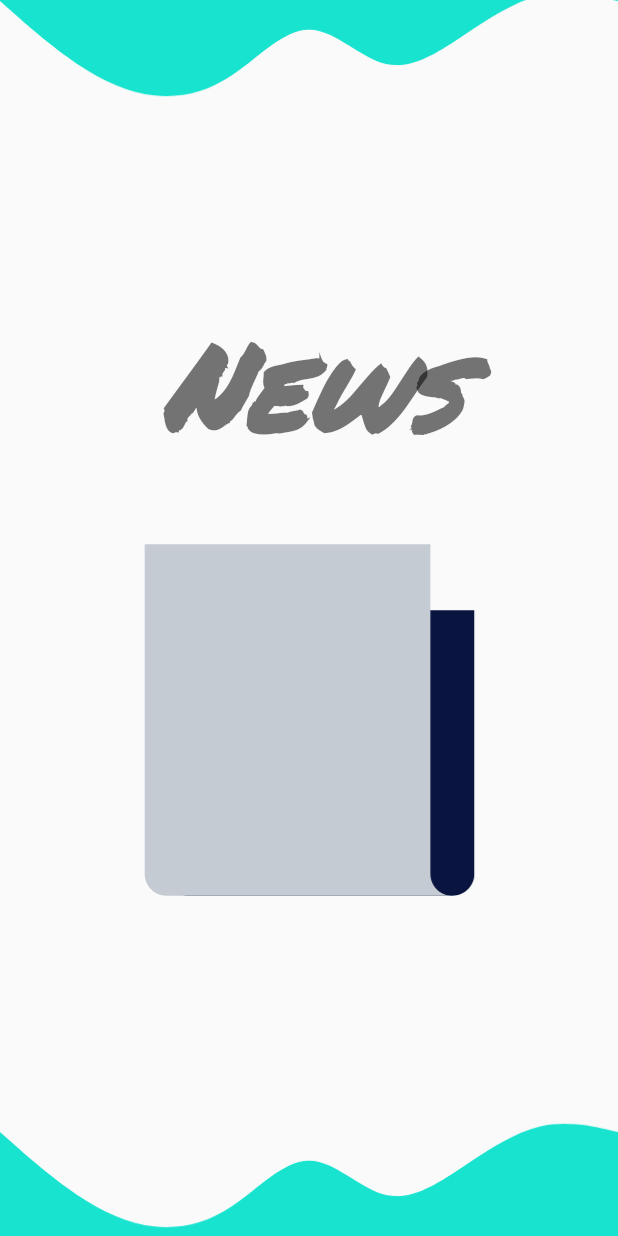
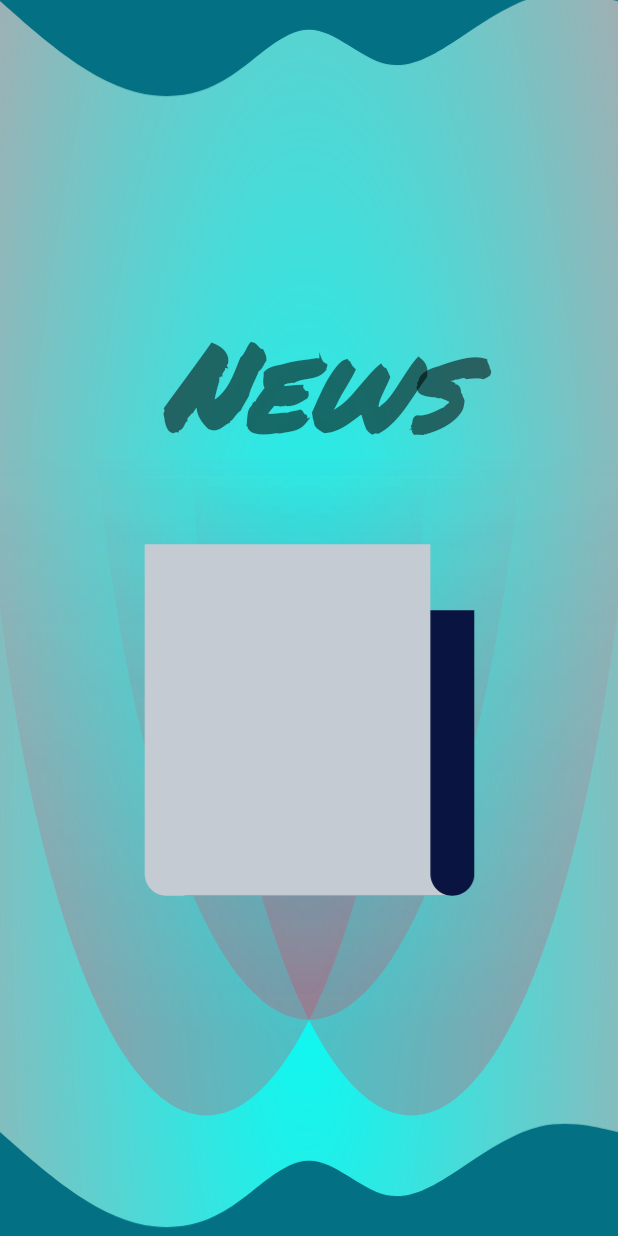
Before and after one commit to Ashish-sah/NewsApplication, an Android app: the SplashScreen screen opened directly, with no data from a screen before it, on a phone screen of 412 x 824 dp. Run offline under Robolectric (Android 15) with nearby library versions, the phone set to English and light mode, and no system bars; our stand-ins replace CircleImageView; network calls fail; Roboto replaces fonts that are not available here.

Commit message:
Splash screen updated

```diff
--- /dev/null
+++ b/app/src/main/res/drawable/ic_splash_background.xml
@@ -0,0 +1,84 @@
+<vector xmlns:android="http://schemas.android.com/apk/res/android"
+    xmlns:aapt="http://schemas.android.com/aapt"
+    android:width="800dp"
+    android:height="400dp"
+    android:autoMirrored="true"
+    android:viewportWidth="800"
+    android:viewportHeight="400">
+    <path
+        android:fillColor="#a6acb0"
+        android:pathData="M0,0h800v400h-800z" />
+    <path android:pathData="M0,0h800v400h-800z">
+        <aapt:attr name="android:fillColor">
+            <gradient
+                android:centerX="396"
+                android:centerY="281"
+                android:gradientRadius="514"
+                android:type="radial">
+                <item
+                    android:color="#FF00FFF7"
+                    android:offset="0" />
+                <item
+                    android:color="#FFA6ACB0"
+                    android:offset="1" />
+            </gradient>
+        </aapt:attr>
+    </path>
+    <path
+        android:fillAlpha="0.5"
+        android:pathData="M267.5,61m-300,0a300,300 0,1 1,600 0a300,300 0,1 1,-600 0">
+        <aapt:attr name="android:fillColor">
+            <gradient
+                android:endX="400"
+                android:endY="333"
+                android:startX="400"
+                android:startY="148"
+                android:type="linear">
+                <item
+                    android:color="#00FF1F48"
+                    android:offset="0" />
+                <item
+                    android:color="#7FFF1F48"
+                    android:offset="1" />
+            </gradient>
+        </aapt:attr>
+    </path>
+    <path
+        android:fillAlpha="0.5"
+        android:pathData="M532.5,61m-300,0a300,300 0,1 1,600 0a300,300 0,1 1,-600 0">
+        <aapt:attr name="android:fillColor">
+            <gradient
+                android:endX="400"
+                android:endY="333"
+                android:startX="400"
+                android:startY="148"
+                android:type="linear">
+                <item
+                    android:color="#00FF1F48"
+                    android:offset="0" />
+                <item
+                    android:color="#7FFF1F48"
+                    android:offset="1" />
+            </gradient>
+        </aapt:attr>
+    </path>
+    <path
+        android:fillAlpha="0.5"
+        android:pathData="M400,30m-300,0a300,300 0,1 1,600 0a300,300 0,1 1,-600 0">
+        <aapt:attr name="android:fillColor">
+            <gradient
+                android:endX="400"
+                android:endY="333"
+                android:startX="400"
+                android:startY="148"
+                android:type="linear">
+                <item
+                    android:color="#00FF1F48"
+                    android:offset="0" />
+                <item
+                    android:color="#7FFF1F48"
+                    android:offset="1" />
+            </gradient>
+        </aapt:attr>
+    </path>
+</vector>
--- a/app/src/main/res/drawable/ic_wave.xml
+++ b/app/src/main/res/drawable/ic_wave.xml
@@ -4,6 +4,6 @@
     android:viewportWidth="1440"
     android:viewportHeight="320">
   <path
-      android:fillColor="#17e3cf"
+      android:fillColor="#037083"
       android:pathData="M0,64L30,85.3C60,107 120,149 180,181.3C240,213 300,235 360,240C420,245 480,235 540,202.7C600,171 660,117 720,117.3C780,117 840,171 900,181.3C960,192 1020,160 1080,128C1140,96 1200,64 1260,53.3C1320,43 1380,53 1410,58.7L1440,64L1440,320L1410,320C1380,320 1320,320 1260,320C1200,320 1140,320 1080,320C1020,320 960,320 900,320C840,320 780,320 720,320C660,320 600,320 540,320C480,320 420,320 360,320C300,320 240,320 180,320C120,320 60,320 30,320L0,320Z" />
 </vector>
--- a/app/src/main/res/drawable/ic_wavetop.xml
+++ b/app/src/main/res/drawable/ic_wavetop.xml
@@ -4,6 +4,6 @@
     android:viewportWidth="1440"
     android:viewportHeight="320">
   <path
-      android:fillColor="#17e3cf"
+      android:fillColor="#037083"
       android:pathData="M0,64L30,85.3C60,107 120,149 180,181.3C240,213 300,235 360,240C420,245 480,235 540,202.7C600,171 660,117 720,117.3C780,117 840,171 900,181.3C960,192 1020,160 1080,128C1140,96 1200,64 1260,53.3C1320,43 1380,53 1410,58.7L1440,64L1440,0L1410,0C1380,0 1320,0 1260,0C1200,0 1140,0 1080,0C1020,0 960,0 900,0C840,0 780,0 720,0C660,0 600,0 540,0C480,0 420,0 360,0C300,0 240,0 180,0C120,0 60,0 30,0L0,0Z" />
 </vector>
--- a/app/src/main/res/layout/splash_screen.xml
+++ b/app/src/main/res/layout/splash_screen.xml
@@ -4,6 +4,7 @@
     xmlns:tools="http://schemas.android.com/tools"
     android:layout_width="match_parent"
     android:layout_height="match_parent"
+    android:background="@drawable/ic_splash_background"
     tools:context=".SplashScreen">
 
     <androidx.appcompat.widget.AppCompatImageView
```
